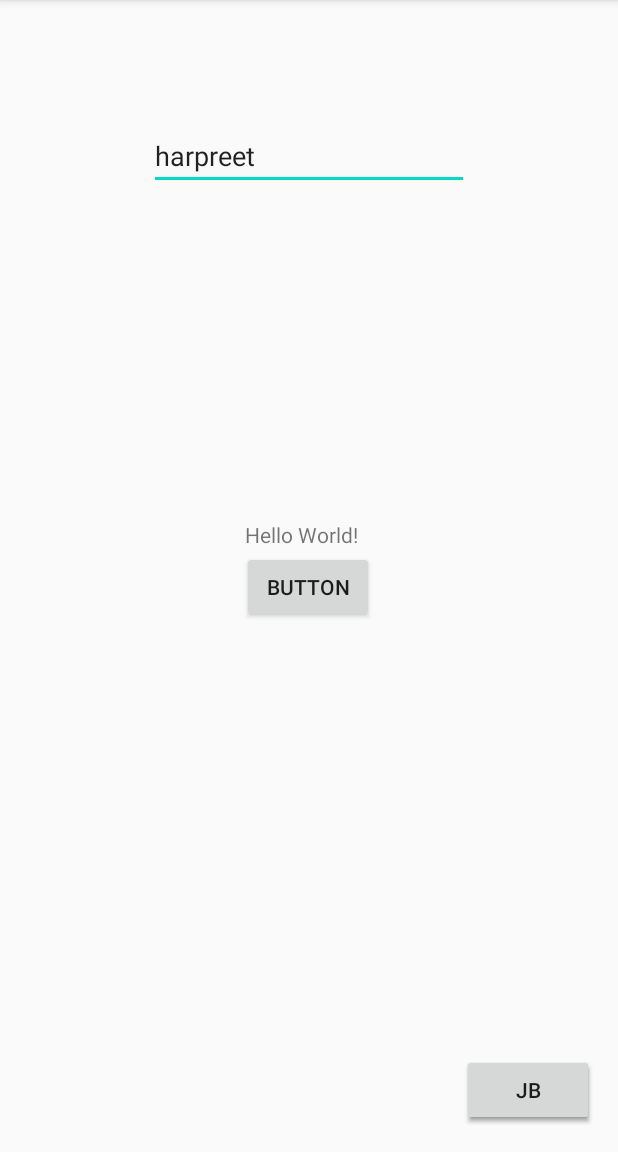
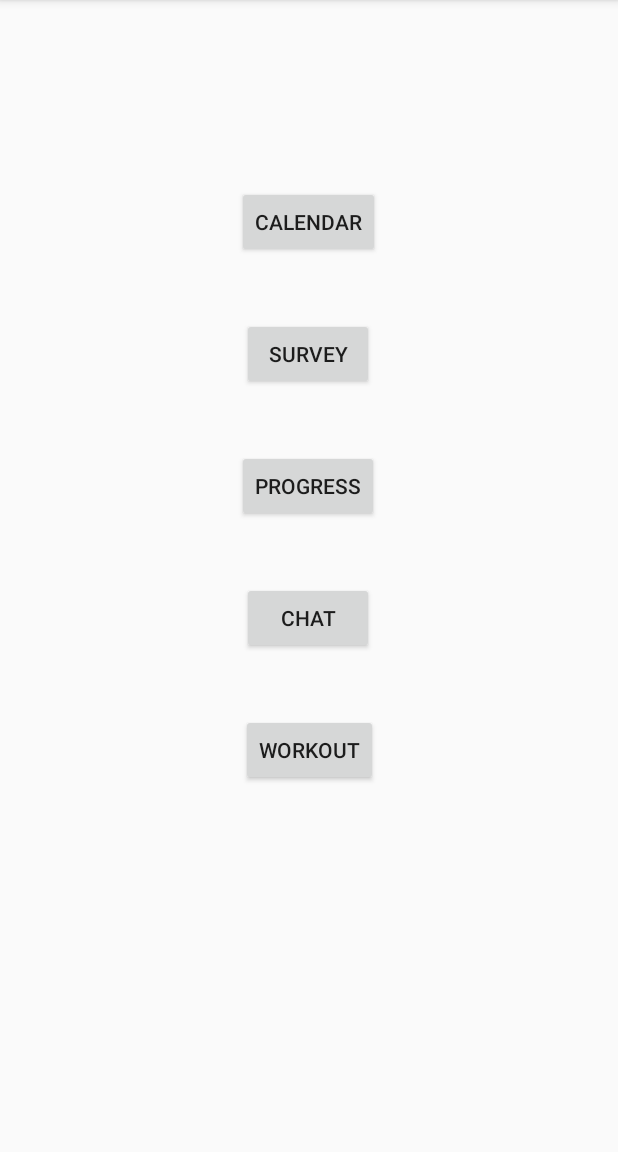
Before and after one commit to DeclanSweeney/lifter_inc, an Android app: the screen it shows after launch (MainActivity), on a phone screen of 412 x 824 dp, the part 84-1236 px from its top. Run offline under Robolectric (Android 15) with nearby library versions, the phone set to English and light mode, and no system bars.

Commit message:
Adds the seperate activities and buttons on main for devs to work on

```diff
--- a/Lifter/app/src/main/AndroidManifest.xml
+++ b/Lifter/app/src/main/AndroidManifest.xml
@@ -9,6 +9,11 @@
         android:roundIcon="@mipmap/ic_launcher_round"
         android:supportsRtl="true"
         android:theme="@style/AppTheme">
+        <activity android:name=".ProgressActivity"></activity>
+        <activity android:name=".SurveyActivity" />
+        <activity android:name=".WorkoutActivity" />
+        <activity android:name=".ChatActivity" />
+        <activity android:name=".CalendarActivity" />
         <activity android:name=".MainActivity">
             <intent-filter>
                 <action android:name="android.intent.action.MAIN" />
--- a/Lifter/app/src/main/java/com/example/lifter/MainActivity.java
+++ b/Lifter/app/src/main/java/com/example/lifter/MainActivity.java
@@ -2,13 +2,65 @@ package com.example.lifter;
 
 import androidx.appcompat.app.AppCompatActivity;
 
+import android.content.Intent;
 import android.os.Bundle;
+import android.view.View;
+import android.widget.Button;
+import android.widget.Toast;
 
-public class MainActivity extends AppCompatActivity {
+import java.util.Calendar;
+
+public class MainActivity extends AppCompatActivity implements View.OnClickListener {
+    Button calendarButton, workoutButton, progressButton, chatButton, surveyButton;
 
     @Override
     protected void onCreate(Bundle savedInstanceState) {
         super.onCreate(savedInstanceState);
         setContentView(R.layout.activity_main);
+
+        calendarButton = findViewById(R.id.button_calendar);
+        workoutButton = findViewById(R.id.button_workout);
+        progressButton = findViewById(R.id.button_progress);
+        surveyButton = findViewById(R.id.button_survey);
+        chatButton = findViewById(R.id.button_chat);
+
+        calendarButton.setOnClickListener(this);
+        workoutButton.setOnClickListener(this);
+        progressButton.setOnClickListener(this);
+        surveyButton.setOnClickListener(this);
+        chatButton.setOnClickListener(this);
+
+    }
+
+    @Override
+    public void onClick(View v) {
+        Intent intent;
+        switch (v.getId()) {
+            case R.id.button_calendar:
+                Toast.makeText(this, "Calendar", Toast.LENGTH_SHORT).show();
+                intent = new Intent(MainActivity.this, CalendarActivity.class);
+                startActivity(intent);
+                break;
+            case R.id.button_chat:
+                Toast.makeText(this, "Chat", Toast.LENGTH_SHORT).show();
+                intent = new Intent(MainActivity.this, ChatActivity.class);
+                startActivity(intent);
+                break;
+            case R.id.button_workout:
+                Toast.makeText(this, "Workout", Toast.LENGTH_SHORT).show();
+                intent = new Intent(MainActivity.this, WorkoutActivity.class);
+                startActivity(intent);
+                break;
+            case R.id.button_survey:
+                Toast.makeText(this, "Survey", Toast.LENGTH_SHORT).show();
+                intent = new Intent(MainActivity.this, SurveyActivity.class);
+                startActivity(intent);
+                break;
+            case R.id.button_progress:
+                Toast.makeText(this, "Progress", Toast.LENGTH_SHORT).show();
+                intent = new Intent(MainActivity.this, ProgressActivity.class);
+                startActivity(intent);
+                break;
+        }
     }
 }
--- a/Lifter/app/src/main/res/layout/activity_main.xml
+++ b/Lifter/app/src/main/res/layout/activity_main.xml
@@ -6,66 +6,57 @@
     android:layout_height="match_parent"
     tools:context=".MainActivity">
 
-    <TextView
-        android:id="@+id/textView"
+    <Button
+        android:id="@+id/button_calendar"
         android:layout_width="wrap_content"
         android:layout_height="wrap_content"
-        android:text="Hello World!"
-        app:layout_constraintBottom_toBottomOf="parent"
-        app:layout_constraintHorizontal_bias="0.485"
-        app:layout_constraintLeft_toLeftOf="parent"
-        app:layout_constraintRight_toRightOf="parent"
-        app:layout_constraintTop_toTopOf="parent"
-        app:layout_constraintVertical_bias="0.463" />
-
-    <Button
-        android:id="@+id/button"
-        android:layout_width="wrap_content"
-        android:layout_height="wrap_content"
-        android:text="Button"
-        app:layout_constraintBottom_toBottomOf="parent"
+        android:layout_marginTop="124dp"
+        android:text="@string/calendar_button"
         app:layout_constraintEnd_toEndOf="parent"
         app:layout_constraintHorizontal_bias="0.498"
         app:layout_constraintStart_toStartOf="parent"
-        app:layout_constraintTop_toTopOf="parent"
-        app:layout_constraintVertical_bias="0.51" />
+        app:layout_constraintTop_toTopOf="parent" />
 
     <Button
-        android:id="@+id/B2"
+        android:id="@+id/button_survey"
         android:layout_width="wrap_content"
         android:layout_height="wrap_content"
-        android:text="Button"
-        app:layout_constraintBottom_toBottomOf="parent"
+        android:layout_marginTop="40dp"
+        android:text="@string/survey_button"
         app:layout_constraintEnd_toEndOf="parent"
-        app:layout_constraintHorizontal_bias="0.95"
+        app:layout_constraintHorizontal_bias="0.498"
         app:layout_constraintStart_toStartOf="parent"
-        app:layout_constraintTop_toTopOf="parent"
-        app:layout_constraintVertical_bias="0.976" />
+        app:layout_constraintTop_toBottomOf="@+id/button_calendar" />
 
-    <EditText
-        android:id="@+id/editText"
+    <Button
+        android:id="@+id/button_progress"
         android:layout_width="wrap_content"
         android:layout_height="wrap_content"
-        android:ems="10"
-        android:inputType="textPersonName"
-        android:text="harpreet"
-        app:layout_constraintBottom_toBottomOf="parent"
+        android:layout_marginTop="40dp"
+        android:text="@string/progress_button"
+        app:layout_constraintEnd_toEndOf="parent"
+        app:layout_constraintHorizontal_bias="0.498"
+        app:layout_constraintStart_toStartOf="parent"
+        app:layout_constraintTop_toBottomOf="@+id/button_survey" />
+
+    <Button
+        android:id="@+id/button_chat"
+        android:layout_width="wrap_content"
+        android:layout_height="wrap_content"
+        android:layout_marginTop="40dp"
+        android:text="@string/chat_button"
+        app:layout_constraintEnd_toEndOf="parent"
+        app:layout_constraintHorizontal_bias="0.498"
+        app:layout_constraintStart_toStartOf="parent"
+        app:layout_constraintTop_toBottomOf="@+id/button_progress" />
+
+    <Button
+        android:id="@+id/button_workout"
+        android:layout_width="wrap_content"
+        android:layout_height="wrap_content"
+        android:layout_marginTop="40dp"
+        android:text="@string/workout_button"
         app:layout_constraintEnd_toEndOf="parent"
         app:layout_constraintStart_toStartOf="parent"
-        app:layout_constraintTop_toTopOf="parent"
-        app:layout_constraintVertical_bias="0.113" />
-
-    <Button
-        android:id="@+id/B3"
-        android:layout_width="wrap_content"
-        android:layout_height="wrap_content"
-        android:text="JB"
-        app:layout_constraintBottom_toBottomOf="parent"
-        app:layout_constraintEnd_toEndOf="parent"
-        app:layout_constraintHorizontal_bias="0.95"
-        app:layout_constraintStart_toStartOf="parent"
-        app:layout_constraintTop_toTopOf="parent"
-        app:layout_constraintVertical_bias="0.976" />
-
-
+        app:layout_constraintTop_toBottomOf="@+id/button_chat" />
 </androidx.constraintlayout.widget.ConstraintLayout>
--- a/Lifter/app/src/main/res/values/strings.xml
+++ b/Lifter/app/src/main/res/values/strings.xml
@@ -1,3 +1,8 @@
 <resources>
     <string name="app_name">Lifter</string>
+    <string name="calendar_button">Calendar</string>
+    <string name="survey_button">Survey</string>
+    <string name="progress_button">Progress</string>
+    <string name="chat_button">Chat</string>
+    <string name="workout_button">Workout</string>
 </resources>
```
Also changed, not shown: Lifter/app/src/main/java/com/example/lifter/CalendarActivity.java (added, +14 -0 lines), Lifter/app/src/main/java/com/example/lifter/ChatActivity.java (added, +14 -0 lines), Lifter/app/src/main/java/com/example/lifter/ProgressActivity.java (added, +14 -0 lines), Lifter/app/src/main/java/com/example/lifter/SurveyActivity.java (added, +14 -0 lines), Lifter/app/src/main/java/com/example/lifter/WorkoutActivity.java (added, +14 -0 lines), Lifter/app/src/main/res/layout/activity_calendar.xml (added, +18 -0 lines), Lifter/app/src/main/res/layout/activity_chat.xml (added, +18 -0 lines), Lifter/app/src/main/res/layout/activity_progress.xml (added, +18 -0 lines), Lifter/app/src/main/res/layout/activity_survey.xml (added, +18 -0 lines), Lifter/app/src/main/res/layout/activity_workout.xml (added, +18 -0 lines).
